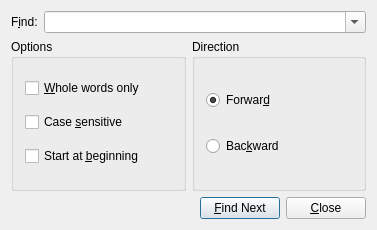
First picture: the form in app/find.ui, repository verrio/snmpb, before the edit.
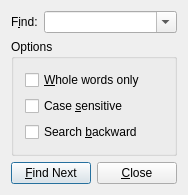
Second picture: the form after the edit.

Commit message: Final implementation of find and replace functionality

Patch:
```diff
--- a/app/find.ui
+++ b/app/find.ui
@@ -30,8 +30,8 @@
    <rect>
     <x>0</x>
     <y>0</y>
-    <width>377</width>
-    <height>230</height>
+    <width>186</width>
+    <height>189</height>
    </rect>
   </property>
   <property name="windowTitle" >
@@ -56,7 +56,7 @@
    <property name="verticalSpacing" >
     <number>6</number>
    </property>
-   <item row="0" column="0" colspan="2" >
+   <item row="0" column="0" >
     <layout class="QHBoxLayout" >
      <property name="spacing" >
       <number>6</number>
@@ -101,7 +101,52 @@
      </item>
     </layout>
    </item>
-   <item row="2" column="0" colspan="2" >
+   <item row="1" column="0" >
+    <widget class="QGroupBox" name="ButtonGroup1" >
+     <property name="title" >
+      <string>Options</string>
+     </property>
+     <layout class="QVBoxLayout" >
+      <property name="spacing" >
+       <number>6</number>
+      </property>
+      <property name="leftMargin" >
+       <number>11</number>
+      </property>
+      <property name="topMargin" >
+       <number>11</number>
+      </property>
+      <property name="rightMargin" >
+       <number>11</number>
+      </property>
+      <property name="bottomMargin" >
+       <number>11</number>
+      </property>
+      <item>
+       <widget class="QCheckBox" name="checkWords" >
+        <property name="text" >
+         <string>&amp;Whole words only</string>
+        </property>
+       </widget>
+      </item>
+      <item>
+       <widget class="QCheckBox" name="checkCase" >
+        <property name="text" >
+         <string>Case &amp;sensitive</string>
+        </property>
+       </widget>
+      </item>
+      <item>
+       <widget class="QCheckBox" name="checkBackward" >
+        <property name="text" >
+         <string>Search &amp;backward</string>
+        </property>
+       </widget>
+      </item>
+     </layout>
+    </widget>
+   </item>
+   <item row="2" column="0" >
     <layout class="QHBoxLayout" >
      <property name="spacing" >
       <number>6</number>
@@ -153,92 +198,6 @@
      </item>
     </layout>
    </item>
-   <item row="1" column="1" >
-    <widget class="QGroupBox" name="ButtonGroup2" >
-     <property name="title" >
-      <string>Direction</string>
-     </property>
-     <layout class="QVBoxLayout" >
-      <property name="spacing" >
-       <number>6</number>
-      </property>
-      <property name="leftMargin" >
-       <number>11</number>
-      </property>
-      <property name="topMargin" >
-       <number>11</number>
-      </property>
-      <property name="rightMargin" >
-       <number>11</number>
-      </property>
-      <property name="bottomMargin" >
-       <number>11</number>
-      </property>
-      <item>
-       <widget class="QRadioButton" name="radioForward" >
-        <property name="text" >
-         <string>Forwar&amp;d</string>
-        </property>
-        <property name="checked" >
-         <bool>true</bool>
-        </property>
-       </widget>
-      </item>
-      <item>
-       <widget class="QRadioButton" name="radioBackward" >
-        <property name="text" >
-         <string>Bac&amp;kward</string>
-        </property>
-       </widget>
-      </item>
-     </layout>
-    </widget>
-   </item>
-   <item row="1" column="0" >
-    <widget class="QGroupBox" name="ButtonGroup1" >
-     <property name="title" >
-      <string>Options</string>
-     </property>
-     <layout class="QVBoxLayout" >
-      <property name="spacing" >
-       <number>6</number>
-      </property>
-      <property name="leftMargin" >
-       <number>11</number>
-      </property>
-      <property name="topMargin" >
-       <number>11</number>
-      </property>
-      <property name="rightMargin" >
-       <number>11</number>
-      </property>
-      <property name="bottomMargin" >
-       <number>11</number>
-      </property>
-      <item>
-       <widget class="QCheckBox" name="checkWords" >
-        <property name="text" >
-         <string>&amp;Whole words only</string>
-        </property>
-       </widget>
-      </item>
-      <item>
-       <widget class="QCheckBox" name="checkCase" >
-        <property name="text" >
-         <string>Case &amp;sensitive</string>
-        </property>
-       </widget>
-      </item>
-      <item>
-       <widget class="QCheckBox" name="checkBegin" >
-        <property name="text" >
-         <string>Start at &amp;beginning</string>
-        </property>
-       </widget>
-      </item>
-     </layout>
-    </widget>
-   </item>
   </layout>
  </widget>
  <layoutdefault spacing="6" margin="11" />
```
Left out of the diff: 7 changed lines with no effect on the pictures. The commit also changes 3 other files.
